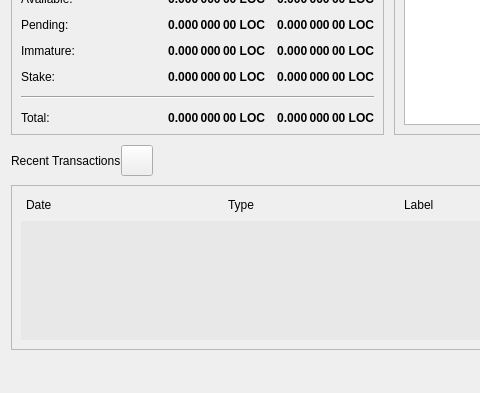
The window that src/qt/forms/overviewpage.ui (Hydra-Chain/node) describes before a commit, drawn with Qt 5; both pictures show x 0 to 480 and y 109 to 502 of the 778 by 502 pixel window.
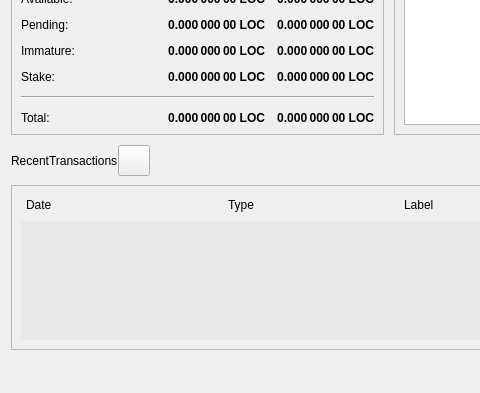
The same window after the commit. Icons and pictures are not drawn.

The edit to the form file:
```diff
--- a/src/qt/forms/overviewpage.ui
+++ b/src/qt/forms/overviewpage.ui
@@ -557,7 +557,7 @@
      <item>
       <widget class="QLabel" name="labelRecentTransactions">
        <property name="text">
-        <string>Recent Transactions</string>
+        <string>RecentTransactions</string>
        </property>
       </widget>
      </item>
```
Left out of the diff: 2 changed lines with no effect on the pictures.
